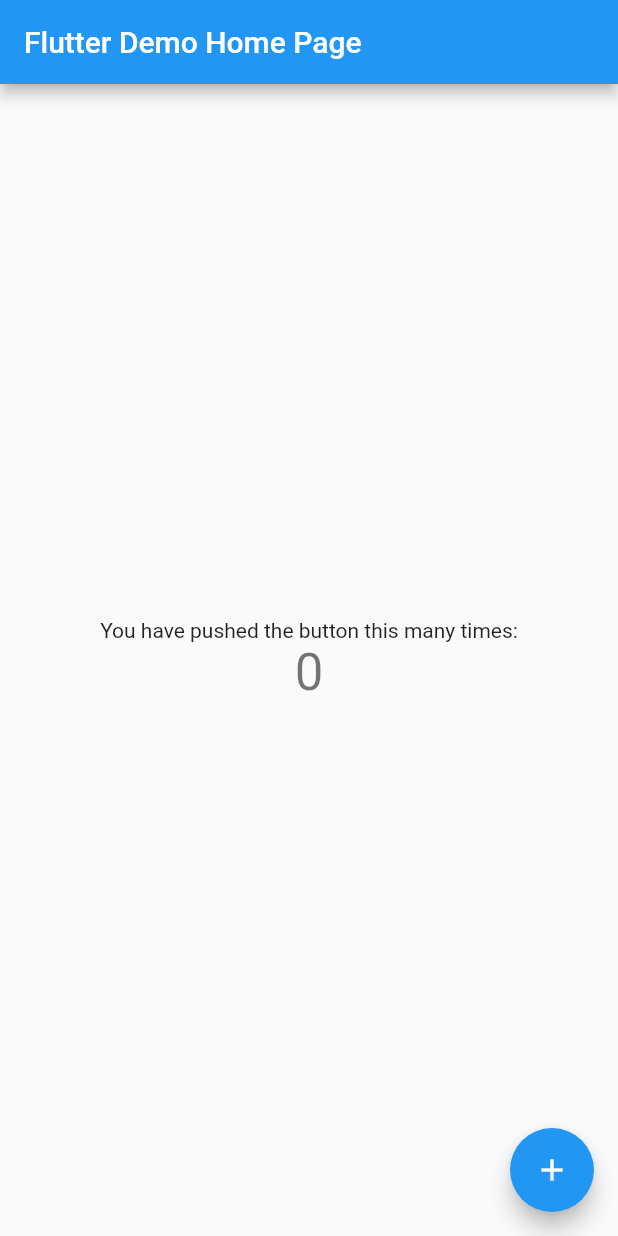
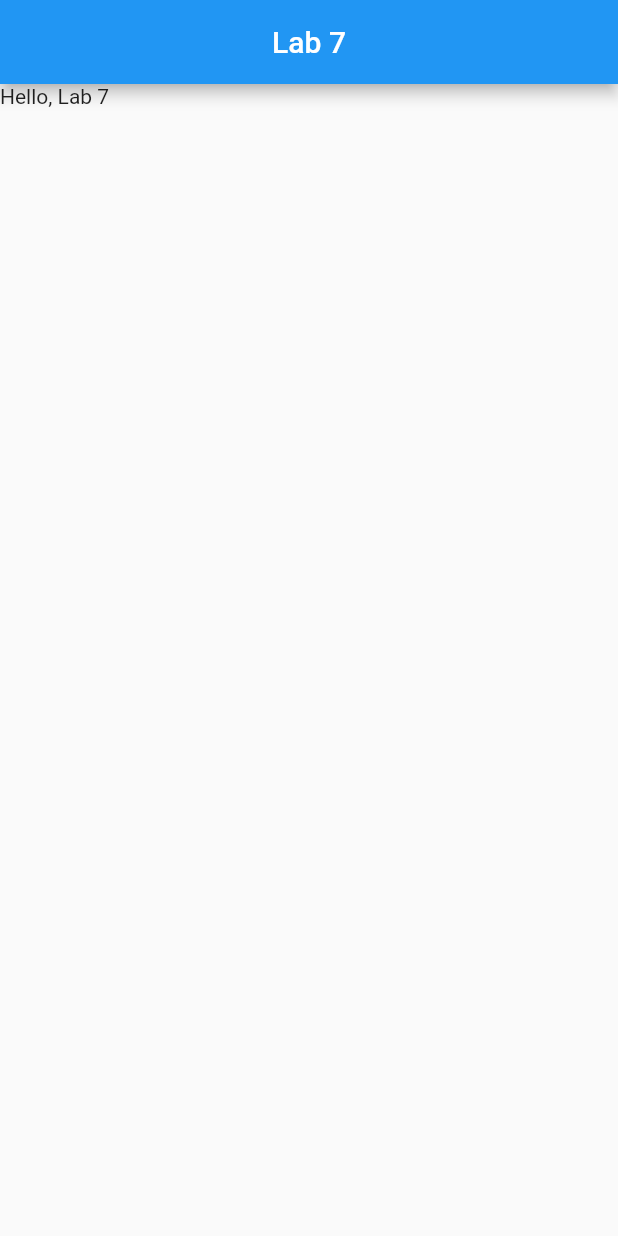
Before and after one commit to Ramsay99/Flutter_Lab-7, a Flutter app: the screen it shows after launch, on a phone screen of 412 x 824 dp. Run offline on Flutter 3.47's test engine with Material 2 defaults, Android fonts, the phone set to English and light mode, and no system bars.

Commit message:
edited main
to be basic simple home page to start working on

```diff
--- a/main/lib/main.dart
+++ b/main/lib/main.dart
@@ -1,3 +1,5 @@
+// ignore_for_file: prefer_const_constructors
+
 import 'package:flutter/material.dart';
 
 void main() {
@@ -7,109 +9,30 @@ void main() {
 class MyApp extends StatelessWidget {
   const MyApp({super.key});
 
-  // This widget is the root of your application.
+  @override
+  Widget build(BuildContext context) {
+    return Home();
+  }
+}
+
+class Home extends StatefulWidget {
+  const Home({super.key});
+
+  @override
+  State<Home> createState() => _HomeState();
+}
+
+class _HomeState extends State<Home> {
   @override
   Widget build(BuildContext context) {
     return MaterialApp(
-      title: 'Flutter Demo',
-      theme: ThemeData(
-        // This is the theme of your application.
-        //
-        // Try running your application with "flutter run". You'll see the
-        // application has a blue toolbar. Then, without quitting the app, try
-        // changing the primarySwatch below to Colors.green and then invoke
-        // "hot reload" (press "r" in the console where you ran "flutter run",
-        // or simply save your changes to "hot reload" in a Flutter IDE).
-        // Notice that the counter didn't reset back to zero; the application
-        // is not restarted.
-        primarySwatch: Colors.blue,
+      home: Scaffold(
+        appBar: AppBar(
+          title: Text("Lab 7"),
+          centerTitle: true,
+        ),
+        body: Text("Hello, Lab 7"),
       ),
-      home: const MyHomePage(title: 'Flutter Demo Home Page'),
     );
   }
 }
-
-class MyHomePage extends StatefulWidget {
-  const MyHomePage({super.key, required this.title});
-
-  // This widget is the home page of your application. It is stateful, meaning
-  // that it has a State object (defined below) that contains fields that affect
-  // how it looks.
-
-  // This class is the configuration for the state. It holds the values (in this
-  // case the title) provided by the parent (in this case the App widget) and
-  // used by the build method of the State. Fields in a Widget subclass are
-  // always marked "final".
-
-  final String title;
-
-  @override
-  State<MyHomePage> createState() => _MyHomePageState();
-}
-
-class _MyHomePageState extends State<MyHomePage> {
-  int _counter = 0;
-
-  void _incrementCounter() {
-    setState(() {
-      // This call to setState tells the Flutter framework that something has
-      // changed in this State, which causes it to rerun the build method below
-      // so that the display can reflect the updated values. If we changed
-      // _counter without calling setState(), then the build method would not be
-      // called again, and so nothing would appear to happen.
-      _counter++;
-    });
-  }
-
-  @override
-  Widget build(BuildContext context) {
-    // This method is rerun every time setState is called, for instance as done
-    // by the _incrementCounter method above.
-    //
-    // The Flutter framework has been optimized to make rerunning build methods
-    // fast, so that you can just rebuild anything that needs updating rather
-    // than having to individually change instances of widgets.
-    return Scaffold(
-      appBar: AppBar(
-        // Here we take the value from the MyHomePage object that was created by
-        // the App.build method, and use it to set our appbar title.
-        title: Text(widget.title),
-      ),
-      body: Center(
-        // Center is a layout widget. It takes a single child and positions it
-        // in the middle of the parent.
-        child: Column(
-          // Column is also a layout widget. It takes a list of children and
-          // arranges them vertically. By default, it sizes itself to fit its
-          // children horizontally, and tries to be as tall as its parent.
-          //
-          // Invoke "debug painting" (press "p" in the console, choose the
-          // "Toggle Debug Paint" action from the Flutter Inspector in Android
-          // Studio, or the "Toggle Debug Paint" command in Visual Studio Code)
-          // to see the wireframe for each widget.
-          //
-          // Column has various properties to control how it sizes itself and
-          // how it positions its children. Here we use mainAxisAlignment to
-          // center the children vertically; the main axis here is the vertical
-          // axis because Columns are vertical (the cross axis would be
-          // horizontal).
-          mainAxisAlignment: MainAxisAlignment.center,
-          children: <Widget>[
-            const Text(
-              'You have pushed the button this many times:',
-            ),
-            Text(
-              '$_counter',
-              style: Theme.of(context).textTheme.headline4,
-            ),
-          ],
-        ),
-      ),
-      floatingActionButton: FloatingActionButton(
-        onPressed: _incrementCounter,
-        tooltip: 'Increment',
-        child: const Icon(Icons.add),
-      ), // This trailing comma makes auto-formatting nicer for build methods.
-    );
-  }
-}
```
